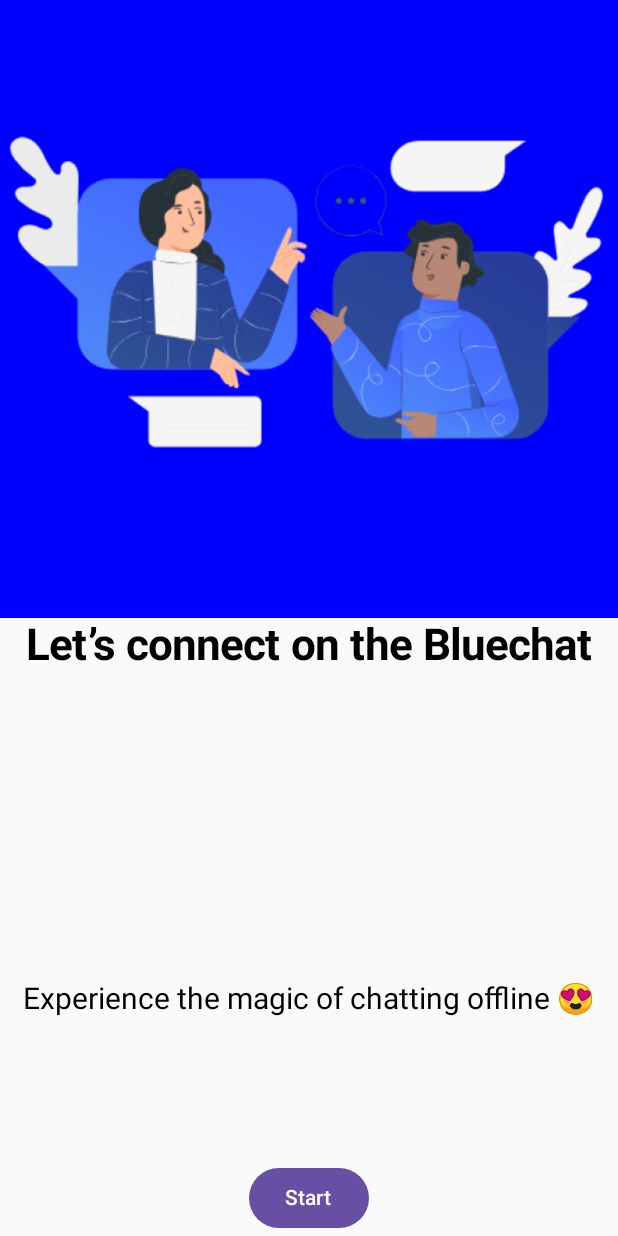
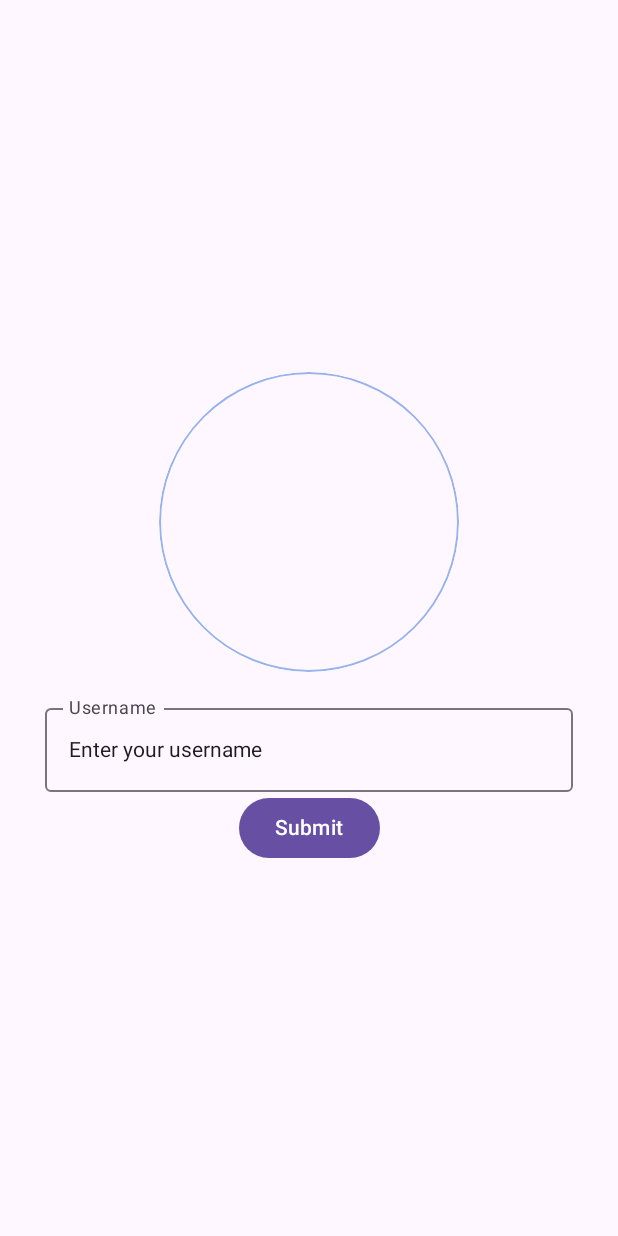
Before and after one commit to jaybhavsar555/BlueChat, an Android app built with Jetpack Compose: the screen it shows after launch (FirstScreenActivity before the commit, ProfileScreen after it), on a phone screen of 412 x 824 dp. Run offline under Robolectric (Android 15) with nearby library versions, the phone set to English and light mode, and no system bars.

Commit message:
UI: Completed: FirstScreenActivity ConnectToDeviceScreen BluetoothOnOffScreenActivity ProfileScreen
Remaining:
ListOfUsers
ChatScreen

issues:
AppBar didnt fetch in ProfileScreen

```diff
--- a/app/src/main/java/com/example/bluechat/presentation/FirstScreenActivity.kt
+++ b/app/src/main/java/com/example/bluechat/presentation/FirstScreenActivity.kt
@@ -25,6 +25,7 @@ import androidx.compose.ui.text.font.FontWeight
 import androidx.compose.ui.tooling.preview.Preview
 import androidx.compose.ui.unit.dp
 import androidx.compose.ui.unit.sp
+
 import androidx.navigation.NavController
 import com.example.bluechat.R
 
--- /dev/null
+++ b/app/src/main/java/com/example/bluechat/presentation/ProfileScreen.kt
@@ -0,0 +1,179 @@
+package com.example.bluechat.presentation
+
+import android.content.Intent
+import android.os.Bundle
+import androidx.activity.ComponentActivity
+import androidx.activity.compose.setContent
+import androidx.compose.foundation.layout.Column
+import androidx.compose.material3.Icon
+import androidx.compose.material3.ExperimentalMaterial3Api
+import androidx.compose.material3.Text
+import  androidx.compose.material3.Button
+import androidx.compose.material3.TopAppBar
+import androidx.compose.runtime.mutableStateOf
+import androidx.compose.runtime.remember
+import androidx.compose.material3.Scaffold
+import androidx.compose.runtime.setValue
+import androidx.compose.material3.TopAppBarDefaults
+import androidx.compose.material3.SegmentedButtonDefaults.Icon
+import androidx.compose.material3.Switch
+import androidx.compose.material3.SwitchDefaults
+import androidx.compose.ui.graphics.Color
+import androidx.compose.foundation.BorderStroke
+import androidx.compose.foundation.border
+import androidx.compose.foundation.clickable
+import androidx.compose.foundation.layout.*
+import androidx.compose.foundation.shape.CircleShape
+import androidx.compose.material.icons.Icons
+import androidx.compose.material.icons.filled.Person
+import androidx.compose.material3.Icon
+//import androidx.compose.material3.icons.Icons.Filled.Person
+import androidx.compose.material3.OutlinedTextField
+import androidx.compose.material3.Surface
+import androidx.compose.material3.MaterialTheme
+import androidx.compose.runtime.Composable
+import androidx.compose.ui.Alignment
+import androidx.compose.ui.Modifier
+import androidx.compose.ui.draw.clip
+import androidx.compose.ui.unit.dp
+@ExperimentalMaterial3Api
+class ProfileScreen: ComponentActivity() {
+    override fun onCreate(savedInstanceState: Bundle?) {
+        super.onCreate(savedInstanceState)
+        setContent {
+            AppBarr()
+//            AppbarWSwitch()
+            UserProfileEdit()
+
+        }
+    }
+    @Composable
+    fun AppBarr(){
+        Scaffold(
+            topBar = {
+
+                TopAppBar(
+                    colors = TopAppBarDefaults.topAppBarColors(
+                        containerColor = Color(0xFF96B3ED),
+                        titleContentColor = Color(0xFF4D87F9),
+                    ),
+                    title ={
+                        Text("BlueChat")
+                    }
+                )
+            },
+        ) {
+        }
+    }
+    @Composable
+    fun BluetoothSwitchButton(){
+        val mCheckedState = remember{ mutableStateOf(false)}
+
+        Switch(
+            checked = mCheckedState.value,
+            onCheckedChange = {
+                mCheckedState.value = it
+                if(it){
+//
+                }
+                else{
+                    null
+                }
+
+            },
+            colors = SwitchDefaults.colors(
+                checkedThumbColor = Color(0xFF96B3ED),
+                uncheckedThumbColor = Color(0xFF96B3ED),
+                checkedTrackColor = Color(0xFFFFFFFF),
+                uncheckedTrackColor = Color(0xFFFFFFFF)
+
+            ),
+        )
+    }
+
+    @Composable
+    fun AppbarWSwitch(){
+        Scaffold(
+            topBar = {
+
+                TopAppBar(
+                    colors = TopAppBarDefaults.topAppBarColors(
+                        containerColor = Color(0xFF96B3ED),
+                        titleContentColor = Color(0xFF4D87F9),
+                    ),
+                    title ={
+                        Text("BlueChat")
+                    },
+                    actions = {
+//                        BluetoothSwitchButton()
+
+                    }
+                )
+            },
+        ){
+        }
+
+    }
+
+    @Composable
+    fun UserProfileEdit() {
+        Scaffold {
+            Surface() {
+                Column(
+                    modifier = Modifier.fillMaxSize().padding(30.dp),
+                    verticalArrangement = Arrangement.Center,
+                    horizontalAlignment = Alignment.CenterHorizontally
+                ) {
+                    // Profile picture section
+                    Box(
+                        modifier = Modifier
+                            .size(200.dp)
+                            .clip(CircleShape) // Make the box round
+                            .clickable {
+                                /* Handle profile picture upload click here */
+                            }
+                            .border(
+                                BorderStroke(width = 1.dp, color = Color(0xFF96B3ED)),
+                                shape = CircleShape
+                            )
+                    ) {
+
+                        // Add an icon or placeholder text inside the box
+//                    Icon(
+//                        Icons.Filled.Person
+//                        contentDescription = "Profile Picture",
+//                        tint = MaterialTheme.colors.onSurface.copy(alpha = 0.5f)
+//                    ) // Adjust alpha for semi-transparent icon
+                    }
+                    Spacer(modifier = Modifier.height(16.dp)) // Add some spacing
+
+                    // Username text area
+                    OutlinedTextField(
+                        value = "Enter your username", // Initial text
+                        onValueChange = { /* Update username state here */ },
+                        modifier = Modifier.fillMaxWidth(),
+                        label = { Text("Username") },
+                        maxLines = 1 // Set single line for username
+                    )
+                    Button(
+
+                        onClick = {
+                            //handle the Updated Image and Device Name
+
+                            /**after successfully Updated it will Show The Toast and navigate to the
+                             * ConnectToService Screen
+                             */
+                            val vintent =
+                                Intent(this@ProfileScreen, ConnectToDeviceScreen::class.java);
+                            startActivity(vintent);
+                        }
+                    ) {
+                        Text("Submit")
+                    }
+
+                }
+            }
+        }
+    }
+
+}
```
Also changed, not shown: app/src/main/AndroidManifest.xml (+16 -4 lines), app/src/main/java/com/example/bluechat/MainActivity.kt (+11 -0 lines), app/src/main/java/com/example/bluechat/presentation/BluetoothOnOffScreenActivity.kt (+74 -10 lines), app/src/main/java/com/example/bluechat/presentation/ConnectToDeviceScreen.kt (added, +43 -0 lines).
